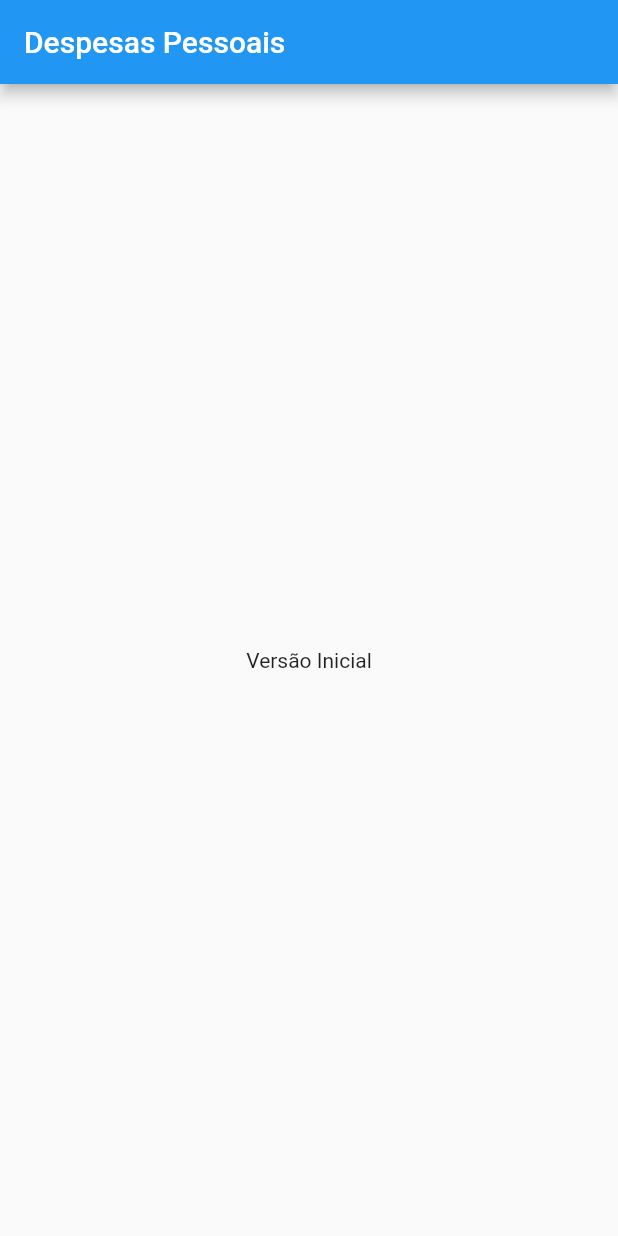
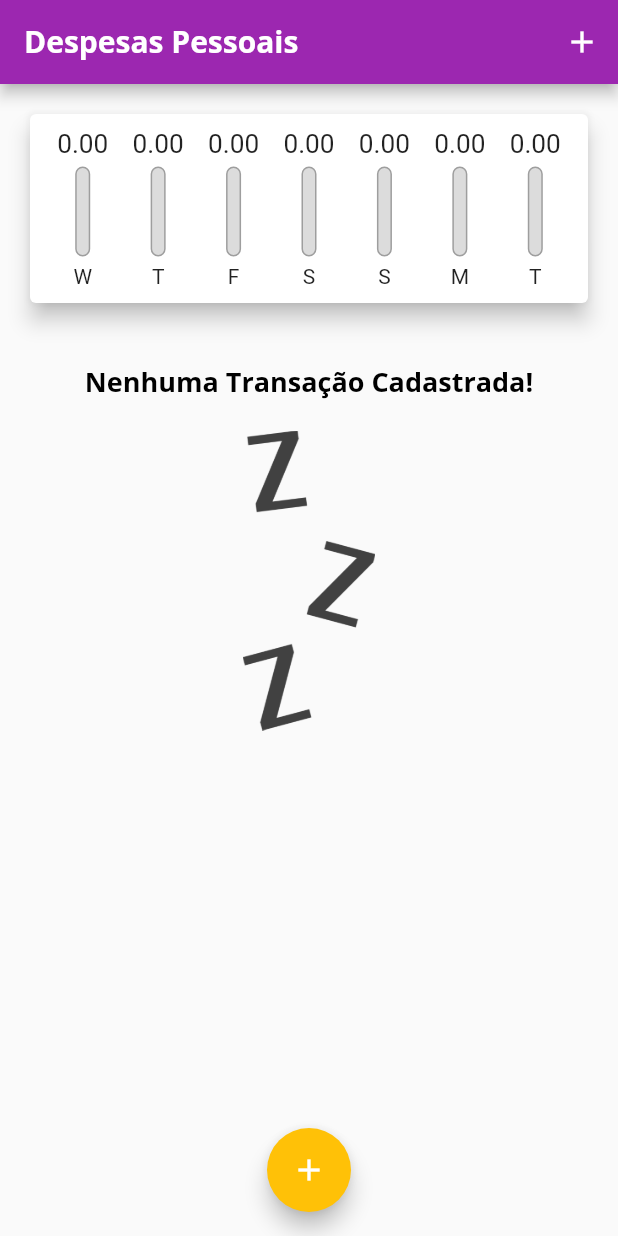
Before and after one commit to mabi00/expenses, a Flutter app: the screen it shows after launch, on a phone screen of 412 x 824 dp. Run offline on Flutter 3.47's test engine with Material 2 defaults, Android fonts, the phone set to English and light mode, and no system bars.

Commit message:
creation of app screens

```diff
--- /dev/null
+++ b/lib/components/chart.dart
@@ -0,0 +1,67 @@
+import 'package:flutter/material.dart';
+import 'package:intl/intl.dart';
+import '../models/transaction.dart';
+import 'chart_bar.dart';
+
+class Chart extends StatelessWidget {
+  final List<Transaction> recentTransaction;
+
+  const Chart(this.recentTransaction, {Key? key}) : super(key: key);
+
+  List<Map<String, Object>> get groupedTransactions {
+    return List.generate(7, (index) {
+      final weekDay = DateTime.now().subtract(
+        Duration(days: index),
+      );
+
+      double totalSum = 0.0;
+
+      for (var i = 0; i < recentTransaction.length; i++) {
+        bool sameDay = recentTransaction[i].date.day == weekDay.day;
+        bool sameMonth = recentTransaction[i].date.month == weekDay.month;
+        bool sameYear = recentTransaction[i].date.year == weekDay.year;
+
+        if (sameDay && sameMonth && sameYear) {
+          totalSum += recentTransaction[i].value;
+        }
+      }
+
+      return {
+        'day': DateFormat.E().format(weekDay)[0],
+        'value': totalSum,
+      };
+    }).reversed.toList();
+  }
+
+  double get _weekTotalValue {
+    return groupedTransactions.fold(0.0, (sum, tr) {
+      return sum + (tr['value'] as double);
+    });
+  }
+
+  @override
+  Widget build(BuildContext context) {
+    return Card(
+      elevation: 6,
+      margin: const EdgeInsets.all(20),
+      child: Padding(
+        padding: const EdgeInsets.all(10),
+        child: Row(
+          mainAxisAlignment: MainAxisAlignment.spaceAround,
+          children: groupedTransactions.map((tr) {
+            return Flexible(
+              fit: FlexFit.tight,
+              child: ChartBar(
+                label: tr['day'] as String,
+                value: tr['value'] as double,
+                percentage: _weekTotalValue == 0
+                    ? 0
+                    : (tr['value'] as double) / _weekTotalValue,
+              ),
+            );
+          }).toList(),
+        ),
+      ),
+    );
+  }
+}
--- /dev/null
+++ b/lib/components/chart_bar.dart
@@ -0,0 +1,59 @@
+import 'package:flutter/material.dart';
+
+class ChartBar extends StatelessWidget {
+  final String? label;
+  final double? value;
+  final double? percentage;
+
+  const ChartBar({
+    this.label,
+    this.value,
+    this.percentage,
+    Key? key,
+  }) : super(key: key);
+
+  @override
+  Widget build(BuildContext context) {
+    return Column(
+      children: [
+        SizedBox(
+          height: 20,
+          child: FittedBox(
+            child: Text('${value!.toStringAsFixed(2)}'),
+          ),
+        ),
+        const SizedBox(height: 5),
+        SizedBox(
+          height: 60,
+          width: 10,
+          child: Stack(
+            alignment: Alignment.bottomCenter,
+            children: <Widget>[
+              Container(
+                decoration: BoxDecoration(
+                  border: Border.all(
+                    color: Colors.grey,
+                    width: 1.0,
+                  ),
+                  color: const Color.fromRGBO(220, 220, 220, 1),
+                  borderRadius: BorderRadius.circular(5),
+                ),
+              ),
+              FractionallySizedBox(
+                heightFactor: percentage,
+                child: Container(
+                  decoration: BoxDecoration(
+                    color: Theme.of(context).colorScheme.primary,
+                    borderRadius: BorderRadius.circular(5),
+                  ),
+                ),
+              ),
+            ],
+          ),
+        ),
+        const SizedBox(height: 5),
+        Text(label!),
+      ],
+    );
+  }
+}
--- /dev/null
+++ b/lib/components/transaction_list.dart
@@ -0,0 +1,78 @@
+import 'package:flutter/material.dart';
+import '../models/transaction.dart';
+import 'package:intl/intl.dart';
+
+class TransactionList extends StatelessWidget {
+  final List<Transaction> transactions;
+  final void Function(String) onRemove;
+
+  const TransactionList(this.transactions, this.onRemove, {Key? key})
+      : super(key: key);
+
+  @override
+  Widget build(BuildContext context) {
+    return SizedBox(
+      height: 430,
+      child: transactions.isEmpty
+          ? Column(
+              children: [
+                const SizedBox(height: 20),
+                Text(
+                  'Nenhuma Transação Cadastrada!',
+                  style: Theme.of(context).textTheme.headline6,
+                ),
+                const SizedBox(height: 20),
+                SizedBox(
+                  height: 200,
+                  child: Image.asset(
+                    'assets/images/waiting.png',
+                    fit: BoxFit.cover,
+                  ),
+                ),
+              ],
+            )
+          : ListView.builder(
+              itemCount: transactions.length,
+              itemBuilder: (ctx, index) {
+                final tr = transactions[index];
+                return Card(
+                  elevation: 5,
+                  margin: const EdgeInsets.symmetric(
+                    vertical: 8,
+                    horizontal: 5,
+                  ),
+                  child: ListTile(
+                    leading: CircleAvatar(
+                      backgroundColor: Colors.purple,
+                      radius: 30,
+                      child: Padding(
+                        padding: const EdgeInsets.all(6),
+                        child: FittedBox(
+                          child: Text(
+                            'R\$${tr.value}',
+                            style: const TextStyle(
+                              color: Colors.white,
+                            ),
+                          ),
+                        ),
+                      ),
+                    ),
+                    title: Text(
+                      tr.title,
+                      style: Theme.of(context).textTheme.headline6,
+                    ),
+                    subtitle: Text(
+                      DateFormat('d MMM y').format(tr.date),
+                    ),
+                    trailing: IconButton(
+                      icon: const Icon(Icons.delete),
+                      color: Theme.of(context).errorColor,
+                      onPressed: () => onRemove(tr.id),
+                    ),
+                  ),
+                );
+              },
+            ),
+    );
+  }
+}
--- a/lib/main.dart
+++ b/lib/main.dart
@@ -1,28 +1,125 @@
+import 'package:expenses/components/transaction_form.dart';
 import 'package:flutter/material.dart';
+import 'dart:math';
+import 'components/transaction_form.dart';
+import 'components/transaction_list.dart';
+import 'components/chart.dart';
+import 'models/transaction.dart';
 
-main() => runApp(const ExpensesApp());
+main() => runApp(ExpensesApp());
 
-class ExpensesApp  extends StatelessWidget {
-  const ExpensesApp ({super.key});
+class ExpensesApp extends StatelessWidget {
+  ExpensesApp({Key? key}) : super(key: key);
+  final ThemeData tema = ThemeData();
 
   @override
   Widget build(BuildContext context) {
-    return const MaterialApp(
-      home: MyHomePage()
+    return MaterialApp(
+      debugShowCheckedModeBanner: false,
+      home: const MyHomePage(),
+      theme: tema.copyWith(
+        colorScheme: tema.colorScheme.copyWith(
+          primary: Colors.purple,
+          secondary: Colors.amber,
+        ),
+        textTheme: tema.textTheme.copyWith(
+          headline6: const TextStyle(
+            fontFamily: 'OpenSans',
+            fontSize: 18,
+            fontWeight: FontWeight.bold,
+            color: Colors.black,
+          ),
+          button: const TextStyle(
+            color: Colors.white,
+            fontWeight: FontWeight.bold,
+          ),
+        ),
+        appBarTheme: const AppBarTheme(
+          titleTextStyle: TextStyle(
+            fontFamily: 'OpenSans',
+            fontSize: 20,
+            fontWeight: FontWeight.bold,
+          ),
+        ),
+      ),
     );
   }
 }
 
-class MyHomePage extends StatelessWidget {
-  const MyHomePage({super.key});
+class MyHomePage extends StatefulWidget {
+  const MyHomePage({Key? key}) : super(key: key);
+
+  @override
+  State<MyHomePage> createState() => _MyHomePageState();
+}
+
+class _MyHomePageState extends State<MyHomePage> {
+  final List<Transaction> _transactions = [];
+
+  List<Transaction> get _recentTransactions {
+    return _transactions.where((tr) {
+      return tr.date.isAfter(DateTime.now().subtract(
+        const Duration(days: 7),
+      ));
+    }).toList();
+  }
+
+  _addTransaction(String title, double value, DateTime date) {
+    final newTransaction = Transaction(
+      id: Random().nextDouble().toString(),
+      title: title,
+      value: value,
+      date: date,
+    );
+
+    setState(() {
+      _transactions.add(newTransaction);
+    });
+
+    Navigator.of(context).pop();
+  }
+
+  _removeTransaction(String id) {
+    setState(() {
+      _transactions.removeWhere((tr) => tr.id == id);
+    });
+  }
+
+  _openTransactionFormModal(BuildContext context) {
+    showModalBottomSheet(
+      context: context,
+      builder: (_) {
+        return TransactionForm(_addTransaction);
+      },
+    );
+  }
 
   @override
   Widget build(BuildContext context) {
     return Scaffold(
       appBar: AppBar(
         title: const Text('Despesas Pessoais'),
+        actions: [
+          IconButton(
+            icon: const Icon(Icons.add),
+            onPressed: () => _openTransactionFormModal(context),
+          ),
+        ],
       ),
-      body: const Center(child: Text('Versão Inicial')),
+      body: SingleChildScrollView(
+        child: Column(
+          crossAxisAlignment: CrossAxisAlignment.stretch,
+          children: [
+            Chart(_recentTransactions),
+            TransactionList(_transactions, _removeTransaction),
+          ],
+        ),
+      ),
+      floatingActionButton: FloatingActionButton(
+        child: const Icon(Icons.add),
+        onPressed: () => _openTransactionFormModal(context),
+      ),
+      floatingActionButtonLocation: FloatingActionButtonLocation.centerFloat,
     );
   }
 }
--- /dev/null
+++ b/lib/models/transaction.dart
@@ -0,0 +1,13 @@
+class Transaction {
+  final String id;
+  final String title;
+  final double value;
+  final DateTime date;
+
+  Transaction({
+    required this.id,
+    required this.title,
+    required this.value,
+    required this.date,
+  });
+}
```
Also changed, not shown: lib/components/transaction_form.dart (added, +112 -0 lines), pubspec.yaml (+21 -18 lines), assets/fonts/OpenSans-Bold.ttf (added), assets/fonts/OpenSans-Regular.ttf (added), assets/fonts/Quicksand-Bold.ttf (added), assets/fonts/Quicksand-Light.ttf (added), assets/fonts/Quicksand-Medium.ttf (added), assets/fonts/Quicksand-Regular.ttf (added), assets/images/waiting.png (added), pubspec.lock.
